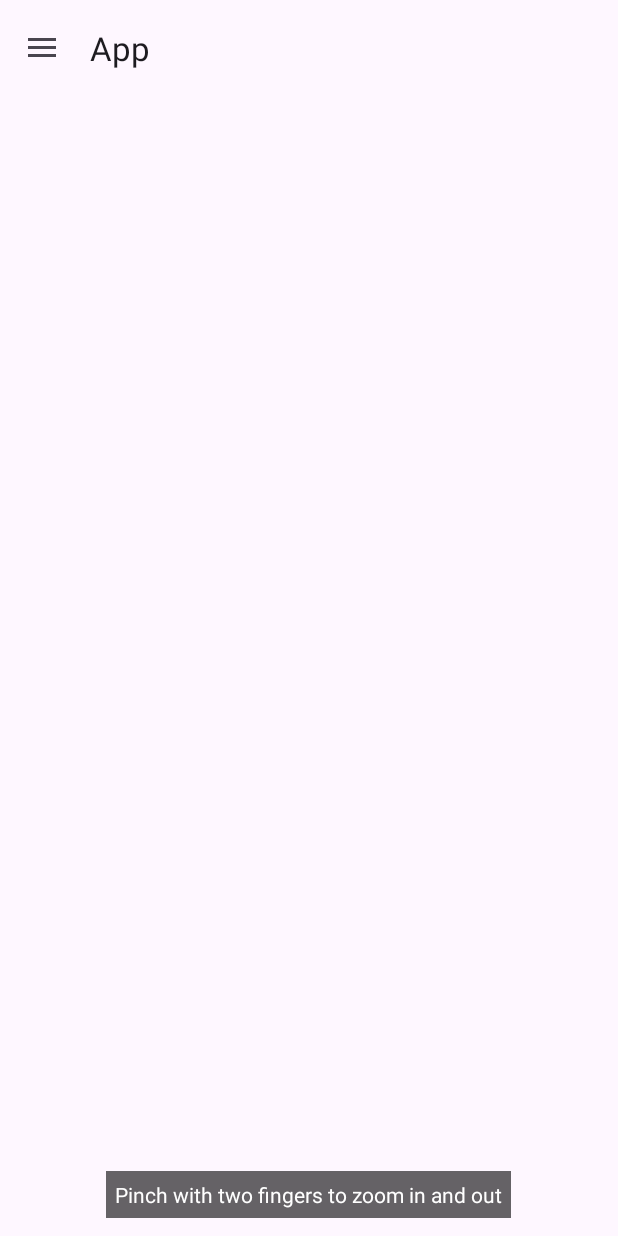
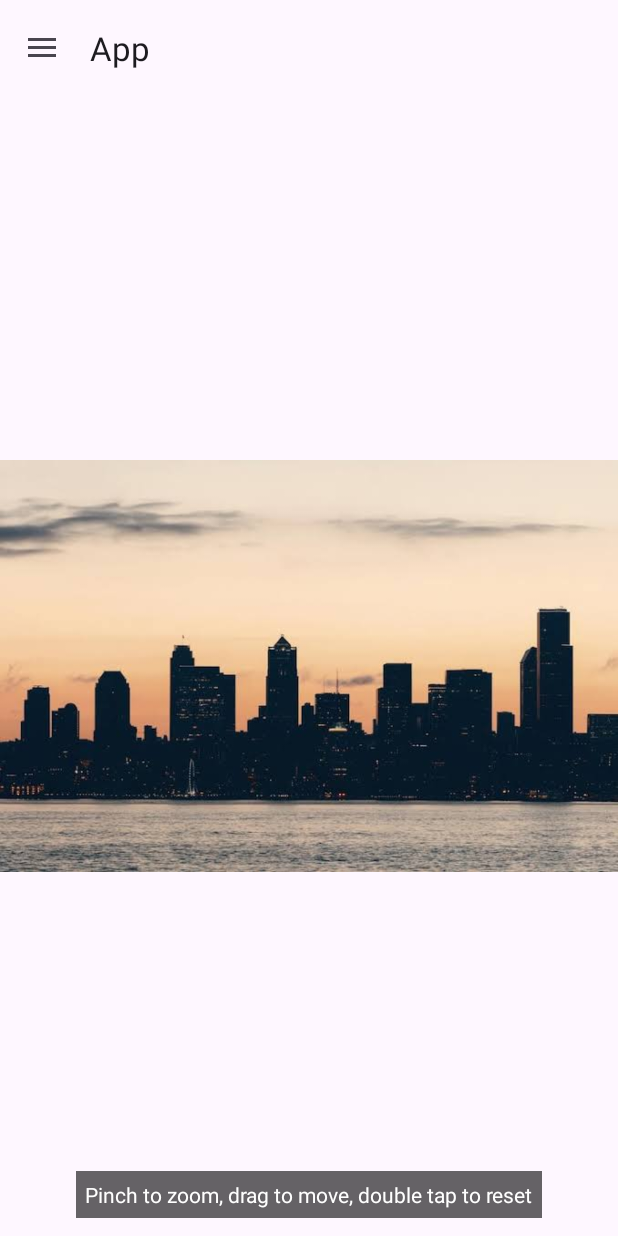
Before and after one commit to zahidhossain06/broadcast, an Android app: the screen it shows after launch (MainActivity), in the side drawer, after a tap on "Image Scale", on a phone screen of 412 x 824 dp. Run offline under Robolectric (Android 15) with nearby library versions, the phone set to English and light mode, and no system bars.

Commit message:
Use own image, video and music; fix pinch zoom (listener on ImageView, drag and double tap)
Co-Authored-By: Claude Opus 5.5 <noreply@anthropic.com>
Claude-Session: https://claude.ai/code/session_01P1HgxLLVyJ7Nvrv2aA4tmX

```diff
--- a/app/src/main/java/com/example/cse489a2/ImageFragment.java
+++ b/app/src/main/java/com/example/cse489a2/ImageFragment.java
@@ -5,6 +5,8 @@ import android.graphics.BitmapFactory;
 import android.os.Bundle;
 import android.os.Handler;
 import android.os.Looper;
+import android.view.GestureDetector;
+import android.view.MotionEvent;
 import android.view.ScaleGestureDetector;
 import android.view.View;
 import android.widget.ImageView;
@@ -18,19 +20,21 @@ import java.net.HttpURLConnection;
 import java.net.URL;
 
 // Loads an image from the internet and lets the user zoom it with a pinch gesture.
+// Drag with one finger to move a zoomed image, double tap to reset.
 public class ImageFragment extends Fragment {
 
-    // the second link is only a backup if the first one fails
-    private static final String[] IMAGE_URLS = {
-            "https://upload.wikimedia.org/wikipedia/commons/thumb/3/3f/Fronalpstock_big.jpg/960px-Fronalpstock_big.jpg",
-            "https://picsum.photos/id/1015/960/640.jpg"
-    };
+    // same picture as res/drawable/sample_image.jpg, served from the GitHub repo
+    private static final String IMAGE_URL =
+            "https://raw.githubusercontent.com/zahidhossain06/broadcast/main/app/src/main/res/drawable/sample_image.jpg";
 
     private final Handler handler = new Handler(Looper.getMainLooper());
     private ImageView imageView;
     private View progress;
+
     private ScaleGestureDetector scaleDetector;
+    private GestureDetector tapDetector;
     private float scale = 1f;
+    private float lastX, lastY;
 
     public ImageFragment() {
         super(R.layout.fragment_image);
@@ -43,27 +47,64 @@ public class ImageFragment extends Fragment {
         imageView = view.findViewById(R.id.image_view);
         progress = view.findViewById(R.id.progress);
 
-        // pinch gesture: change the scale of the image view
+        // 1. pinch: two fingers apart = bigger, together = smaller
         scaleDetector = new ScaleGestureDetector(requireContext(),
                 new ScaleGestureDetector.SimpleOnScaleGestureListener() {
                     @Override
                     public boolean onScale(ScaleGestureDetector detector) {
                         scale = scale * detector.getScaleFactor();
-                        scale = Math.max(0.5f, Math.min(scale, 5f));
+                        scale = Math.max(1f, Math.min(scale, 5f)); // between 1x and 5x
                         imageView.setScaleX(scale);
                         imageView.setScaleY(scale);
                         return true;
                     }
                 });
-        view.setOnTouchListener((v, event) -> {
+
+        // 2. double tap: back to normal size
+        tapDetector = new GestureDetector(requireContext(),
+                new GestureDetector.SimpleOnGestureListener() {
+                    @Override
+                    public boolean onDoubleTap(MotionEvent e) {
+                        resetZoom();
+                        return true;
+                    }
+                });
+
+        // the touch listener sits on the ImageView itself so it gets every finger event
+        imageView.setOnTouchListener((v, event) -> {
             scaleDetector.onTouchEvent(event);
-            return true;
+            tapDetector.onTouchEvent(event);
+
+            // 3. one finger drag moves the picture when it is zoomed in
+            switch (event.getActionMasked()) {
+                case MotionEvent.ACTION_DOWN:
+                    lastX = event.getRawX();
+                    lastY = event.getRawY();
+                    break;
+                case MotionEvent.ACTION_MOVE:
+                    if (event.getPointerCount() == 1 && !scaleDetector.isInProgress() && scale > 1f) {
+                        imageView.setTranslationX(imageView.getTranslationX() + event.getRawX() - lastX);
+                        imageView.setTranslationY(imageView.getTranslationY() + event.getRawY() - lastY);
+                    }
+                    lastX = event.getRawX();
+                    lastY = event.getRawY();
+                    break;
+            }
+            return true; // we handled the touch
         });
 
         loadImage();
     }
 
-    // network work must not run on the main thread
+    private void resetZoom() {
+        scale = 1f;
+        imageView.setScaleX(1f);
+        imageView.setScaleY(1f);
+        imageView.setTranslationX(0f);
+        imageView.setTranslationY(0f);
+    }
+
+    // network work must not run on the main thread, so it runs on a new Thread
     private void loadImage() {
         new Thread(() -> {
             Bitmap bitmap = download();
@@ -75,6 +116,8 @@ public class ImageFragment extends Fragment {
                 if (bitmap != null) {
                     imageView.setImageBitmap(bitmap);
                 } else {
+                    // no internet: show the copy that is inside the app
+                    imageView.setImageResource(R.drawable.sample_image);
                     Toast.makeText(requireContext(), R.string.image_failed, Toast.LENGTH_LONG).show();
                 }
             });
@@ -82,23 +125,18 @@ public class ImageFragment extends Fragment {
     }
 
     private Bitmap download() {
-        for (String address : IMAGE_URLS) {
         try {
-                HttpURLConnection connection = (HttpURLConnection) new URL(address).openConnection();
+            HttpURLConnection connection = (HttpURLConnection) new URL(IMAGE_URL).openConnection();
             connection.setConnectTimeout(10000);
             connection.setReadTimeout(15000);
-                connection.setRequestProperty("User-Agent", "CSE489Assignment2/1.0 (student project)");
             if (connection.getResponseCode() == 200) {
                 InputStream in = connection.getInputStream();
                 Bitmap bitmap = BitmapFactory.decodeStream(in);
                 in.close();
-                    if (bitmap != null) {
                 return bitmap;
             }
-                }
         } catch (Exception e) {
-                // try the next link
-            }
+            // no internet or bad link
         }
         return null;
     }
--- a/app/src/main/res/values/strings.xml
+++ b/app/src/main/res/values/strings.xml
@@ -28,11 +28,11 @@
     <string name="send_broadcast">Send broadcast</string>
     <string name="not_received_yet">Not received yet. Press the button to send the broadcast.</string>
 
-    <string name="image_hint">Pinch with two fingers to zoom in and out</string>
-    <string name="image_failed">Could not load the image. Check the internet connection.</string>
+    <string name="image_hint">Pinch to zoom, drag to move, double tap to reset</string>
+    <string name="image_failed">No internet, showing the copy saved in the app.</string>
     <string name="image_description">Image loaded from the internet</string>
 
-    <string name="audio_title">Sample audio</string>
+    <string name="audio_title">Sunny - music track</string>
     <string name="play">Play</string>
     <string name="pause">Pause</string>
     <string name="stop">Stop</string>
```
Also changed, not shown: app/src/main/res/drawable/sample_image.jpg (added), 2 other files. Lines whose indentation alone changed are shown as unchanged.
